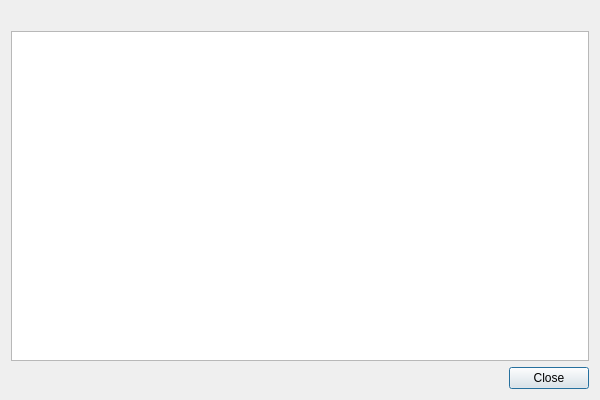
Old version of the form src/options/plugininfodialog.ui in the repository psi-im/psi.
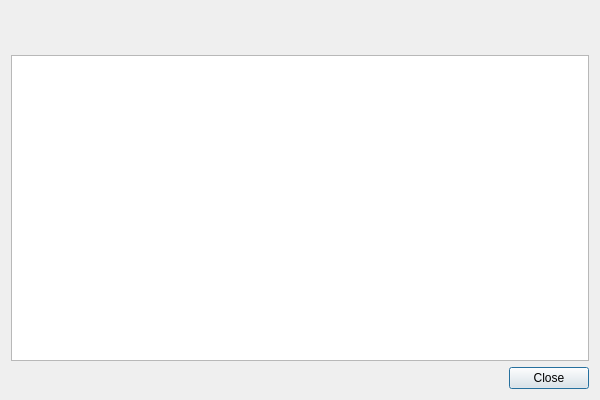
New version of the form.

Commit message: Added a plugin icon to the info dialog

```diff
--- a/src/options/plugininfodialog.ui
+++ b/src/options/plugininfodialog.ui
@@ -33,6 +33,27 @@
   </property>
   <layout class="QVBoxLayout" name="verticalLayout">
    <item>
+    <layout class="QHBoxLayout" name="horizontalLayout_2">
+     <property name="leftMargin">
+      <number>9</number>
+     </property>
+     <property name="topMargin">
+      <number>9</number>
+     </property>
+     <property name="rightMargin">
+      <number>9</number>
+     </property>
+     <property name="bottomMargin">
+      <number>9</number>
+     </property>
+     <item>
+      <widget class="QLabel" name="lbl_icon">
+       <property name="text">
+        <string notr="true"/>
+       </property>
+      </widget>
+     </item>
+     <item>
     <widget class="QLabel" name="lbl_meta">
      <property name="text">
       <string notr="true"/>
@@ -47,6 +68,21 @@
       <set>Qt::LinksAccessibleByMouse|Qt::TextSelectableByMouse</set>
      </property>
     </widget>
+     </item>
+     <item>
+      <spacer name="horizontalSpacer_2">
+       <property name="orientation">
+        <enum>Qt::Horizontal</enum>
+       </property>
+       <property name="sizeHint" stdset="0">
+        <size>
+         <width>40</width>
+         <height>20</height>
+        </size>
+       </property>
+      </spacer>
+     </item>
+    </layout>
    </item>
    <item>
     <widget class="QTextBrowser" name="tb_info">
```
Lines whose indentation alone changed are shown as unchanged. The commit also changes 1 other file.
